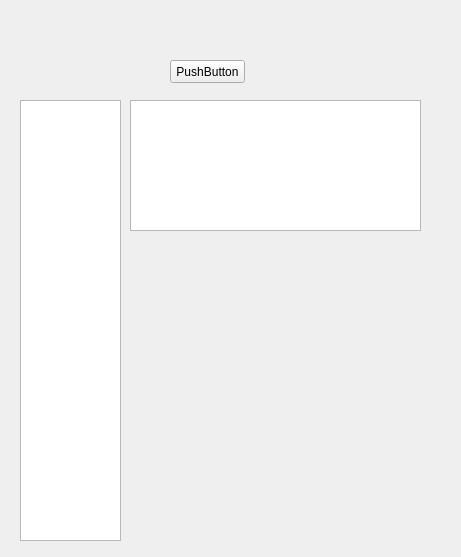
Above: Script/AliyunAPI/gui/hello.ui from tinywind521/Stocks before the change. Below: the same form after it.
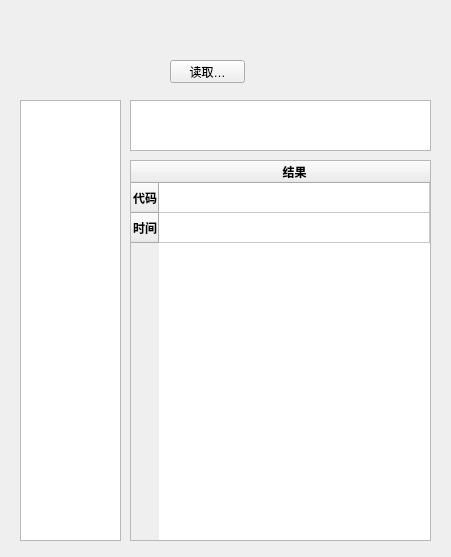
That is the form after the change.

Diff of the .ui file:
```diff
--- a/Script/AliyunAPI/gui/hello.ui
+++ b/Script/AliyunAPI/gui/hello.ui
@@ -6,7 +6,7 @@
    <rect>
     <x>0</x>
     <y>0</y>
-    <width>461</width>
+    <width>451</width>
     <height>557</height>
    </rect>
   </property>
@@ -23,7 +23,7 @@
     </rect>
    </property>
    <property name="text">
-    <string>PushButton</string>
+    <string>读取…</string>
    </property>
   </widget>
   <widget class="QTextEdit" name="textEdit">
@@ -31,10 +31,23 @@
     <rect>
      <x>130</x>
      <y>100</y>
-     <width>291</width>
-     <height>131</height>
+     <width>301</width>
+     <height>51</height>
     </rect>
    </property>
+   <property name="font">
+    <font>
+     <family>Arial Unicode MS</family>
+     <pointsize>16</pointsize>
+    </font>
+   </property>
+   <property name="html">
+    <string>&lt;!DOCTYPE HTML PUBLIC &quot;-//W3C//DTD HTML 4.0//EN&quot; &quot;http://www.w3.org/TR/REC-html40/strict.dtd&quot;&gt;
+&lt;html&gt;&lt;head&gt;&lt;meta name=&quot;qrichtext&quot; content=&quot;1&quot; /&gt;&lt;style type=&quot;text/css&quot;&gt;
+p, li { white-space: pre-wrap; }
+&lt;/style&gt;&lt;/head&gt;&lt;body style=&quot; font-family:'Arial Unicode MS'; font-size:16pt; font-weight:400; font-style:normal;&quot;&gt;
+&lt;p align=&quot;center&quot; style=&quot;-qt-paragraph-type:empty; margin-top:0px; margin-bottom:0px; margin-left:0px; margin-right:0px; -qt-block-indent:0; text-indent:0px; font-family:'SimSun'; font-size:9pt;&quot;&gt;&lt;br /&gt;&lt;/p&gt;&lt;/body&gt;&lt;/html&gt;</string>
+   </property>
   </widget>
   <widget class="QListWidget" name="listWidget">
    <property name="geometry">
@@ -46,6 +59,79 @@
     </rect>
    </property>
   </widget>
+  <widget class="QTableWidget" name="tableWidget">
+   <property name="geometry">
+    <rect>
+     <x>130</x>
+     <y>160</y>
+     <width>301</width>
+     <height>381</height>
+    </rect>
+   </property>
+   <property name="lineWidth">
+    <number>1</number>
+   </property>
+   <property name="midLineWidth">
+    <number>1</number>
+   </property>
+   <attribute name="horizontalHeaderStretchLastSection">
+    <bool>true</bool>
+   </attribute>
+   <row>
+    <property name="text">
+     <string>代码</string>
+    </property>
+    <property name="font">
+     <font>
+      <weight>75</weight>
+      <bold>true</bold>
+      <kerning>false</kerning>
+     </font>
+    </property>
+    <property name="textAlignment">
+     <set>AlignHCenter|AlignVCenter|AlignCenter</set>
+    </property>
+   </row>
+   <row>
+    <property name="text">
+     <string>时间</string>
+    </property>
+    <property name="font">
+     <font>
+      <weight>75</weight>
+      <bold>true</bold>
+      <kerning>false</kerning>
+     </font>
+    </property>
+    <property name="textAlignment">
+     <set>AlignHCenter|AlignVCenter|AlignCenter</set>
+    </property>
+   </row>
+   <column>
+    <property name="text">
+     <string>结果</string>
+    </property>
+    <property name="font">
+     <font>
+      <weight>75</weight>
+      <bold>true</bold>
+     </font>
+    </property>
+    <property name="textAlignment">
+     <set>AlignHCenter|AlignVCenter|AlignCenter</set>
+    </property>
+   </column>
+   <item row="0" column="0">
+    <property name="text">
+     <string/>
+    </property>
+   </item>
+   <item row="1" column="0">
+    <property name="text">
+     <string/>
+    </property>
+   </item>
+  </widget>
  </widget>
  <resources/>
  <connections>
```
Left out of the diff: 3 changed lines with no effect on the pictures.
